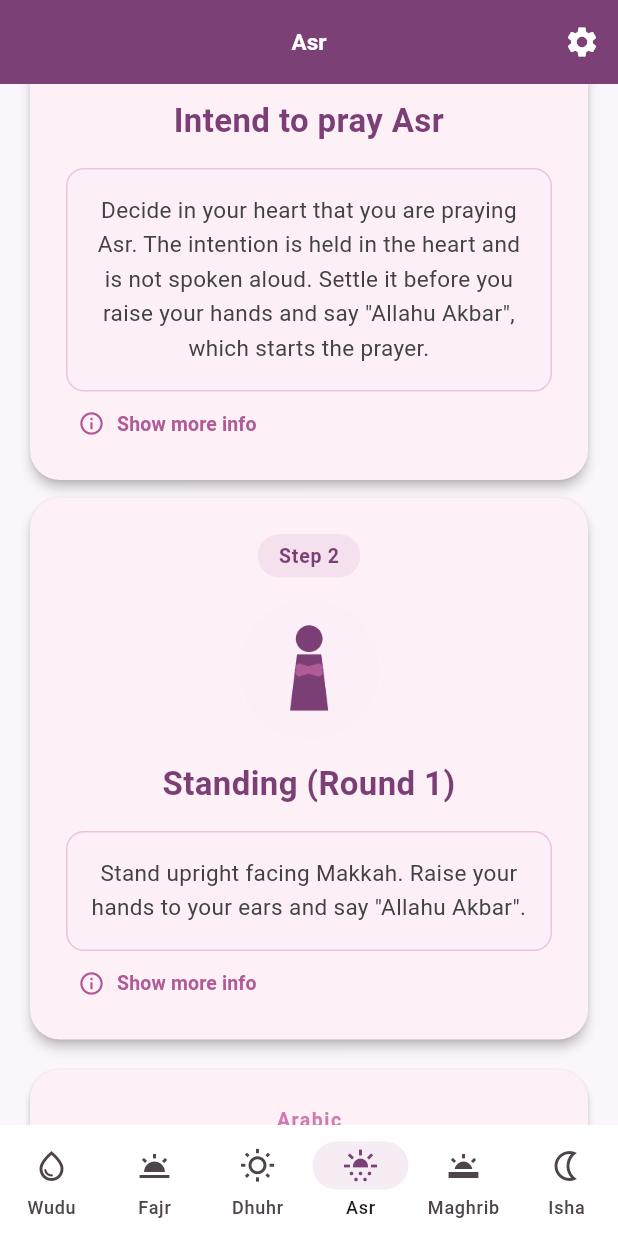
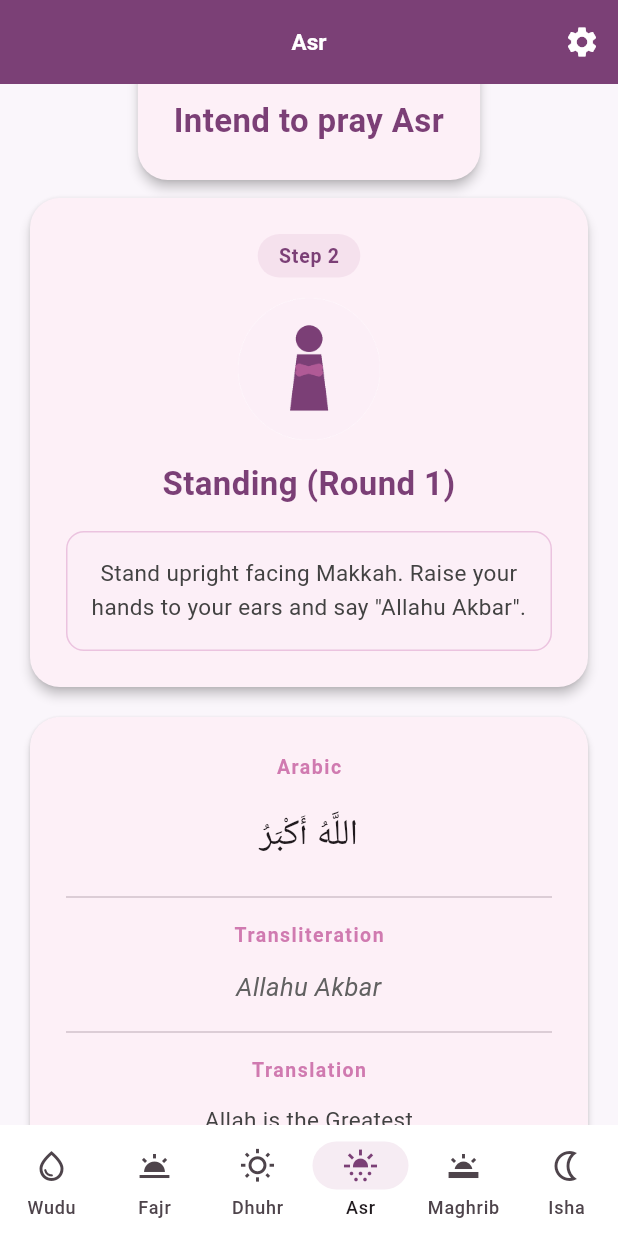
Before and after one commit to bayaty/prayer-guide, a Flutter app: the screen it shows after launch, item 4 of the bottom bar chosen, scrolled down 576 dp, on a phone screen of 412 x 824 dp. Run offline on Flutter 3.47's test engine with Material 3 defaults, Android fonts, the phone set to English and light mode, and no system bars; our stand-ins replace flutter_compass, open_filex, package_info_plus, shared_preferences; statements that could not run were skipped; project files that could hold a hidden picture were left out.

Commit message:
Drop Show more info from the prayer steps
Every prayer step now shows what to do and the words to say, with no
background note behind a toggle. The intention is a bare title: no
instruction body and no info, so step 1 is just "Intend to pray Fajr".

The instruction sits inside a tinted, bordered box, so an empty string
would have drawn an empty outlined rectangle under the intention's
title. It is now hidden when empty, the same fix the wudu screen needed.

The header said "2 Rak'ahs" and survived the earlier plain English pass
because it lives in the screen rather than in step data. It now says
Rounds, which is the word the steps already use.

Three tests asserted the removed text. Two checked the intention names
its prayer, which the title still does and now the title is what they
read. The third required every prayer step to carry info.

Verified by rendering: step 1 is an icon and a title, and no "Show more
info" control appears anywhere on the screen.

176 tests pass, analyze clean.

```diff
--- a/lib/data/prayer_data.dart
+++ b/lib/data/prayer_data.dart
@@ -199,18 +199,8 @@ PrayerStep _intention(String prayerName) => PrayerStep(
       arabicText: '',
       transliteration: '',
       translation: '',
-      instruction:
-          'Decide in your heart that you are praying $prayerName. The '
-          'intention is held in the heart and is not spoken aloud. Settle '
-          'it before you raise your hands and say "Allahu Akbar", which '
-          'starts the prayer.',
+      instruction: '',
       icon: '🤍',
-      info:
-          'The intention is what separates prayer from ordinary movement. '
-          'The Prophet said that actions are judged by intentions, and that '
-          'each person receives what they intended. It costs no time: '
-          'simply know that you are standing for $prayerName before you '
-          'begin.',
     );
 
 final List<PrayerStep> _tashahhud = [
--- a/lib/screens/prayer_screen.dart
+++ b/lib/screens/prayer_screen.dart
@@ -148,7 +148,7 @@ class PrayerScreen extends StatelessWidget {
                   child: Column(
                     children: [
                       Text(
-                        '${prayer.rakatCount} Rak\'ahs · ${prayer.steps.length} Steps',
+                        '${prayer.rakatCount} Rounds · ${prayer.steps.length} Steps',
                         style: const TextStyle(
                           fontSize: 18,
                           fontWeight: FontWeight.bold,
--- a/lib/widgets/step_detail_card.dart
+++ b/lib/widgets/step_detail_card.dart
@@ -3,7 +3,6 @@ import 'package:flutter/material.dart';
 import '../data/app_settings.dart';
 import '../data/prayer_data.dart';
 import '../theme/app_colors.dart';
-import 'info_section.dart';
 import 'step_icon.dart';
 
 /// One prayer step shown in full: icon, title, instruction, and whichever of
@@ -81,6 +80,7 @@ class StepDetailCard extends StatelessWidget {
                     ),
                     textAlign: TextAlign.center,
                   ),
+                  if (step.instruction.isNotEmpty) ...[
                     const SizedBox(height: 16),
                     Container(
                       width: double.infinity,
@@ -102,9 +102,6 @@ class StepDetailCard extends StatelessWidget {
                         textAlign: TextAlign.center,
                       ),
                     ),
-                  if (step.info.isNotEmpty) ...[
-                    const SizedBox(height: 8),
-                    InfoSection(step.info),
                   ],
                 ],
               ),
--- a/pubspec.yaml
+++ b/pubspec.yaml
@@ -16,7 +16,7 @@ publish_to: 'none' # Remove this line if you wish to publish to pub.dev
 # https://developer.apple.com/library/archive/documentation/General/Reference/InfoPlistKeyReference/Articles/CoreFoundationKeys.html
 # In Windows, build-name is used as the major, minor, and patch parts
 # of the product and file versions while build-number is used as the build suffix.
-version: 1.14.0+22
+version: 1.15.0+23
 
 environment:
   sdk: ^3.11.5
```
Also changed, not shown: 3 other files. Lines whose indentation alone changed are shown as unchanged.
